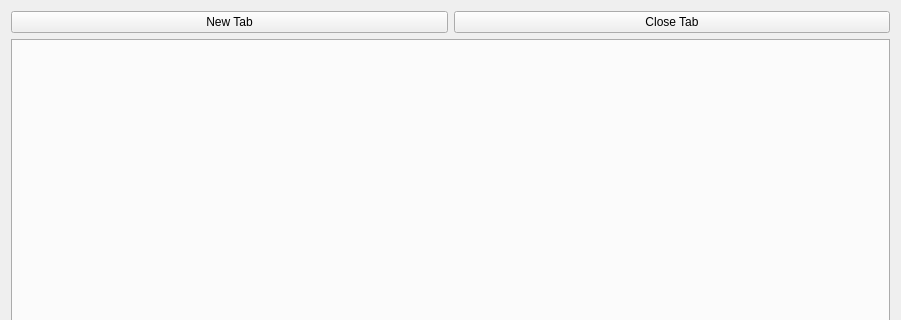
The window that topjcdialog.ui (chozabu/WebScriptRS) describes before a commit, drawn with Qt 5; both pictures show x 0 to 901 and y 0 to 320 of the 901 by 634 pixel window.
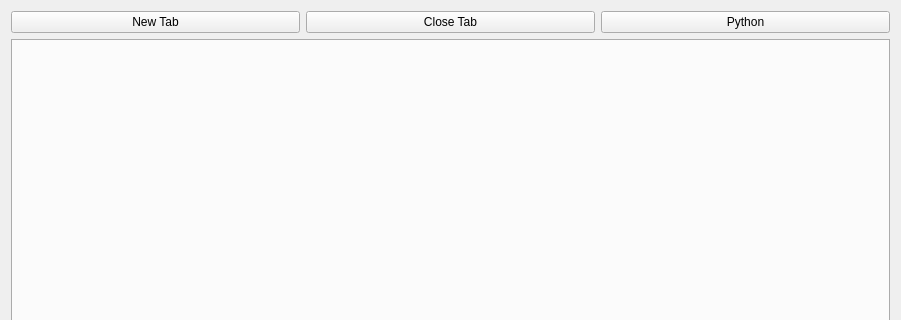
The same window after the commit.

Commit message: testing python support

```diff
--- a/topjcdialog.ui
+++ b/topjcdialog.ui
@@ -43,6 +43,13 @@
        </property>
       </widget>
      </item>
+     <item>
+      <widget class="QPushButton" name="pythonBtn">
+       <property name="text">
+        <string>Python</string>
+       </property>
+      </widget>
+     </item>
     </layout>
    </item>
   </layout>
```
The commit also changes 18 other files.
